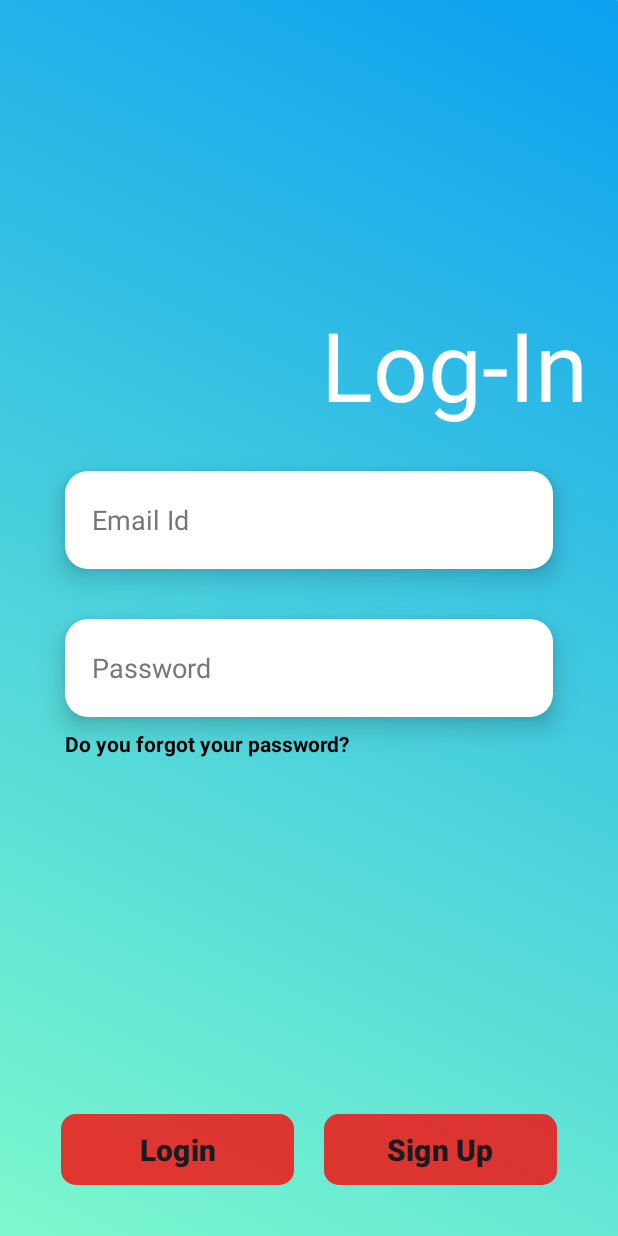
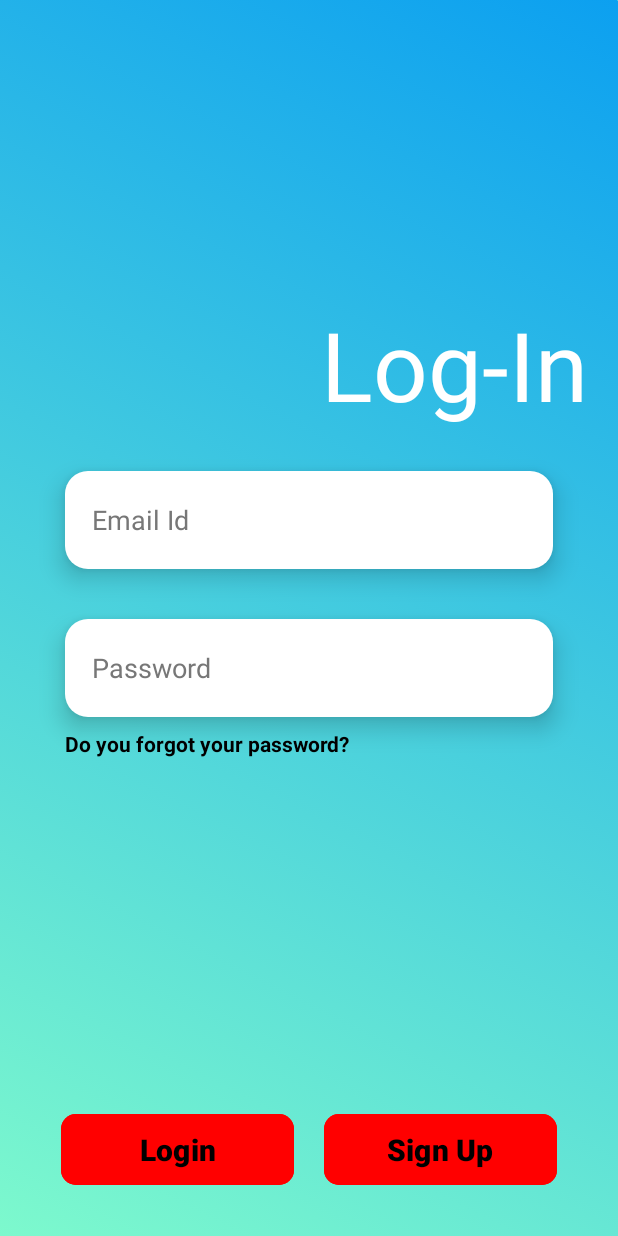
Before and after one commit to Akash-creator-dot/HMS-ABES-, an Android app: the screen it shows after launch (LoginActivityJava), on a phone screen of 412 x 824 dp. Run offline under Robolectric (Android 15) with nearby library versions, the phone set to English and light mode, and no system bars; our stand-ins replace Firebase (no records; nobody signed in at launch, a user with empty details on screens opened directly); Roboto replaces fonts that are not available here.

Commit message:
Working in Progress

```diff
--- a/app/build.gradle.kts
+++ b/app/build.gradle.kts
@@ -11,7 +11,7 @@ android {
 
     defaultConfig {
         applicationId = "com.techgiants.hmsabes"
-        minSdk = 24
+        minSdk = 23
         targetSdk = 34
         versionCode = 1
         versionName = "1.0"
--- a/app/src/main/java/com/techgiants/hmsabes/SignupActivity.java
+++ b/app/src/main/java/com/techgiants/hmsabes/SignupActivity.java
@@ -47,10 +47,9 @@ public class SignupActivity extends AppCompatActivity {
                 String retypeAdmn = binding.retypeAdmn.getText().toString().trim();
                 String password = binding.passwordSignUp.getText().toString().trim();
                 String retypePassword = binding.retypePasswordSignUp.getText().toString().trim();
-                String dept = binding.dept.getText().toString().trim();
-                String roomno = binding.roomNO.getText().toString().trim();
 
-                if (email.isEmpty() || admn.isEmpty() || password.isEmpty() || retypePassword.isEmpty()||retypeAdmn.isEmpty()||roomno.isEmpty()||dept.isEmpty()) {
+
+                if (email.isEmpty() || admn.isEmpty() || password.isEmpty() || retypePassword.isEmpty()||retypeAdmn.isEmpty()) {
                     Toast.makeText(SignupActivity.this, "Please fill all the details", Toast.LENGTH_SHORT).show();
                 } else if (!password.equals(retypePassword)) {
                     Toast.makeText(SignupActivity.this, "Passwords do not match", Toast.LENGTH_SHORT).show();
--- a/app/src/main/res/layout/activity_login.xml
+++ b/app/src/main/res/layout/activity_login.xml
@@ -73,9 +73,9 @@
       android:layout_marginStart="25dp"
       android:layout_marginEnd="2dp"
       android:layout_marginBottom="30dp"
-      android:backgroundTint="#85FF0000"
+      android:backgroundTint="#FF0000"
       android:text="Login"
-      android:textColor="@color/material_dynamic_neutral10"
+      android:textColor="@color/black"
       android:textSize="20sp"
       android:textStyle="bold"
       app:cornerRadius="10dp"
@@ -92,9 +92,9 @@
       android:layout_marginStart="2dp"
       android:layout_marginEnd="25dp"
       android:layout_marginBottom="30dp"
-      android:backgroundTint="#85FF0000"
+      android:backgroundTint="#FF0000"
       android:text="Sign Up"
-      android:textColor="@color/material_dynamic_neutral10"
+      android:textColor="@color/black"
       android:textSize="20sp"
       android:textStyle="bold"
       app:cornerRadius="10dp"
```
Also changed, not shown: app/src/main/res/layout/activity_sign_up.xml (+3 -5 lines).
